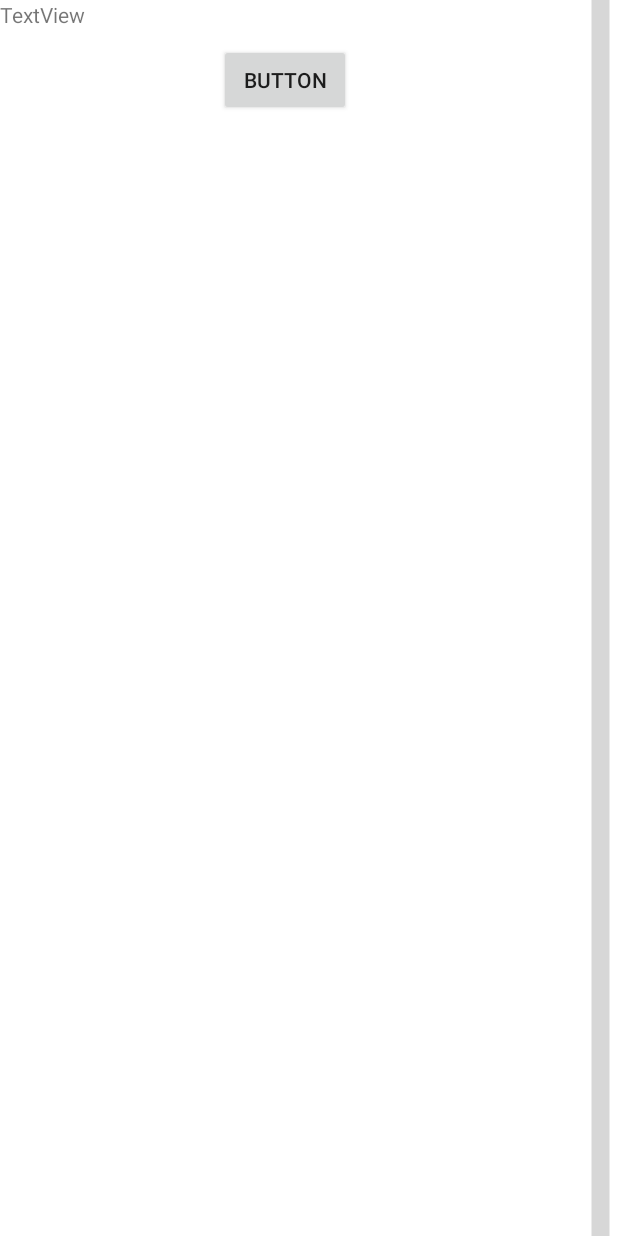
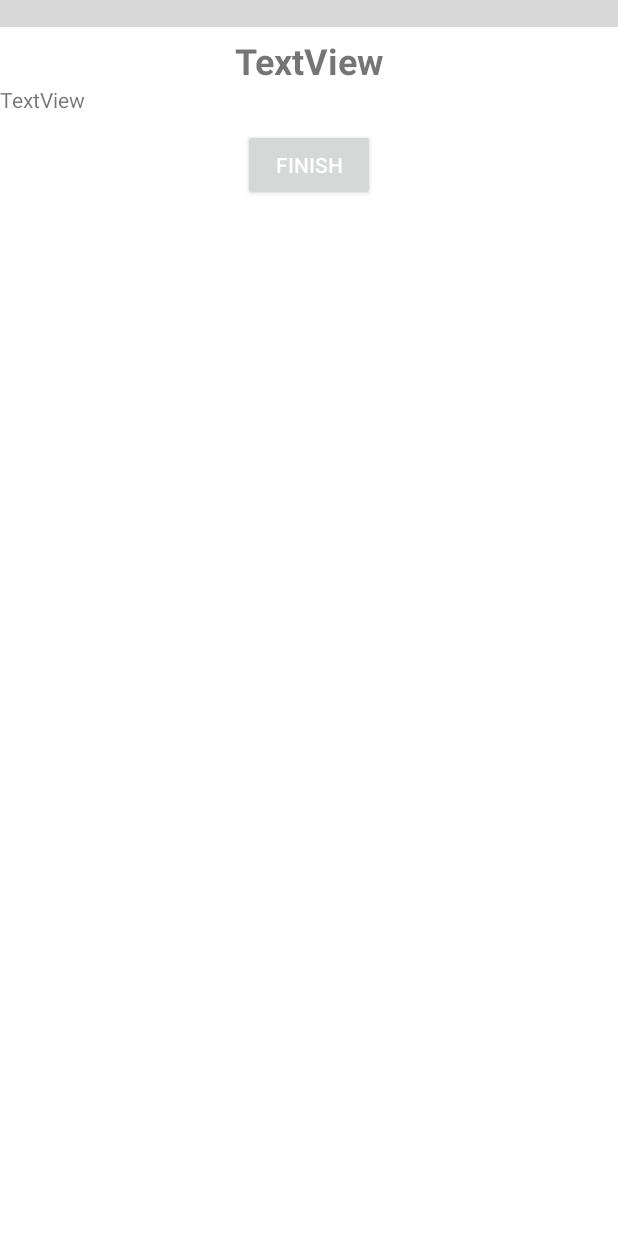
Before and after one commit to NaserSalameh/IP-Imposterless-App, an Android app: the InformationCardActivity screen opened directly, with no data from a screen before it, on a phone screen of 412 x 824 dp. Run offline under Robolectric (Android 15) with nearby library versions, the phone set to English and light mode, and no system bars; 2 statements that could not run were skipped.

Commit message:
Sprint 2: Personal + Information Tab Last Changes: - Fix Progress Bars Scaling - Made Scrolling on Top Sprint progress: - Ordered CIPs - Presented Results - Populated Personal Tab - Created Information Tab UI - Added Information Table and Parsing - Information Tab - On Click Listener - Information Tab - Information Activity

```diff
--- a/app/src/main/java/com/nasersalameh/imposterphenomenoninterventionapp/activities/main/information/InformationCardActivity.java
+++ b/app/src/main/java/com/nasersalameh/imposterphenomenoninterventionapp/activities/main/information/InformationCardActivity.java
@@ -1,11 +1,10 @@
 package com.nasersalameh.imposterphenomenoninterventionapp.activities.main.information;
 
-import android.app.Activity;
-import android.content.Intent;
 import android.os.Build;
 import android.os.Bundle;
-import android.view.View;
+import android.util.DisplayMetrics;
 import android.widget.Button;
+import android.widget.LinearLayout;
 import android.widget.ProgressBar;
 import android.widget.ScrollView;
 import android.widget.TextView;
@@ -24,6 +23,7 @@ public class InformationCardActivity extends FragmentActivity {
     //UI:
     ScrollView informationScrollView;
 
+    TextView informationNameTextView;
     TextView informationCorpusTextView;
 
     Button informationActivityButton;
@@ -48,6 +48,8 @@ public class InformationCardActivity extends FragmentActivity {
 
         informationCorpusTextView = findViewById(R.id.informationCorpusTextView);
 
+        informationNameTextView = findViewById(R.id.informationActivityNameTextView);
+
         informationActivityButton = findViewById(R.id.informationActivityButton);
 
         informationActivityProgressBar = findViewById(R.id.informationProgressBar);
@@ -61,10 +63,16 @@ public class InformationCardActivity extends FragmentActivity {
         //Get information from intent
         this.information = (Information) getIntent().getSerializableExtra("Information");
 
+        //Set Name
+        informationNameTextView.setText(information.getInformationName());
+
         //Set corpus
         informationCorpusTextView.setText(information.getInformationCorpus());
 
-        //Set ProgressBar Scale
+        //Get screen height
+        DisplayMetrics displayMetrics = new DisplayMetrics();
+        getWindowManager().getDefaultDisplay().getMetrics(displayMetrics);
+        double height = displayMetrics.heightPixels;
 
         //Set progress tracking on scroll view
         informationScrollView.setOnScrollChangeListener((v, scrollX, scrollY, oldScrollX, oldScrollY) -> {
@@ -98,6 +106,7 @@ public class InformationCardActivity extends FragmentActivity {
     //In case of destruction, send back progress
     @Override
     protected void onDestroy() {
+        super.onDestroy();
         //set The information's final progress
         information.setProgress(progress);
 
@@ -105,7 +114,5 @@ public class InformationCardActivity extends FragmentActivity {
         updateInformationProgress(information);
 
         finish();
-
-        super.onDestroy();
     }
 }
--- a/app/src/main/java/com/nasersalameh/imposterphenomenoninterventionapp/activities/main/information/InformationCardsAdapter.java
+++ b/app/src/main/java/com/nasersalameh/imposterphenomenoninterventionapp/activities/main/information/InformationCardsAdapter.java
@@ -58,10 +58,8 @@ public class InformationCardsAdapter extends RecyclerView.Adapter<InformationCar
 
         //get progress and  Information progress max
         int progress = informationList.get(index).getProgress();
-        int maxProgress = viewHolder.informationProgress.getMax();
-        int setProgress = (int) (((double) progress / 100.0) * maxProgress);
-        viewHolder.informationProgress.setProgress(setProgress);
 
+        viewHolder.informationProgress.setProgress(progress);
 
         //Set on Click Listener to View Card
         viewHolder.cardView.setOnClickListener(v -> {
@@ -107,8 +105,8 @@ public class InformationCardsAdapter extends RecyclerView.Adapter<InformationCar
             informationProgress = itemView.findViewById(R.id.cardProgressBar);
 
         }
+    }
 
 
 
-    }
 }
--- a/app/src/main/java/com/nasersalameh/imposterphenomenoninterventionapp/activities/main/information/InformationFragment.java
+++ b/app/src/main/java/com/nasersalameh/imposterphenomenoninterventionapp/activities/main/information/InformationFragment.java
@@ -4,6 +4,7 @@ import android.app.Activity;
 import android.icu.text.IDNA;
 import android.os.Build;
 import android.os.Bundle;
+import android.os.Handler;
 import android.provider.ContactsContract;
 import android.view.LayoutInflater;
 import android.view.View;
@@ -75,7 +76,20 @@ public class InformationFragment extends Fragment {
     @RequiresApi(api = Build.VERSION_CODES.N)
     @Override
     public void onResume() {
-        setUpRecyclerView(root);
+
+        //Handler to thread sleep and slow down process
+        Handler handler=new Handler();
+        Runnable r=new Runnable() {
+            public void run() {
+                //what ever you do here will be done after 3 seconds delay.
+                setUpRecyclerView(root);
+            }
+        };
+        handler.postDelayed(r, 500);
+
         super.onResume();
     }
+
+
+
 }
--- a/app/src/main/java/com/nasersalameh/imposterphenomenoninterventionapp/database/InformationData.java
+++ b/app/src/main/java/com/nasersalameh/imposterphenomenoninterventionapp/database/InformationData.java
@@ -75,7 +75,6 @@ public class InformationData {
 
                 long insertResult = db.update(INFORMATION_TABLE,cv, "INFORMATION_NAME = ?", new String[]{informationName});
 
-
                 if(insertResult == -1)
                     return false;
                 else
@@ -87,7 +86,6 @@ public class InformationData {
             e.printStackTrace();
         }
 
-        db.close();
         return false;
     }
 
--- a/app/src/main/res/layout/fragment_information_activity.xml
+++ b/app/src/main/res/layout/fragment_information_activity.xml
@@ -6,17 +6,36 @@
     android:layout_width="match_parent"
     android:layout_height="match_parent">
 
+    <ProgressBar
+        android:id="@+id/informationProgressBar"
+        style="?android:attr/progressBarStyleHorizontal"
+        android:layout_width="match_parent"
+        android:layout_height="wrap_content"
+        android:scaleY="5"
+        app:layout_constraintStart_toStartOf="parent"
+        app:layout_constraintTop_toTopOf="parent" />
+
     <ScrollView
         android:id="@+id/informationActivityScrollView"
         android:layout_width="match_parent"
         android:layout_height="match_parent"
-        app:layout_constraintStart_toStartOf="parent"
+        android:layout_marginTop="24dp"
+        app:layout_constraintStart_toStartOf="@id/informationProgressBar"
         app:layout_constraintTop_toTopOf="parent">
 
         <LinearLayout
-            android:layout_width="380dp"
+            android:layout_width="match_parent"
             android:layout_height="wrap_content"
             android:orientation="vertical">
+
+            <TextView
+                android:id="@+id/informationActivityNameTextView"
+                android:layout_width="match_parent"
+                android:layout_height="wrap_content"
+                android:text="TextView"
+                android:textAlignment="center"
+                android:textSize="24sp"
+                android:textStyle="bold" />
 
             <TextView
                 android:id="@+id/informationCorpusTextView"
@@ -36,7 +55,9 @@
                     android:layout_marginTop="10dp"
                     android:layout_marginEnd="140dp"
                     android:layout_marginBottom="10dp"
-                    android:text="Button"
+                    android:text="Finish"
+                    android:textColor="@android:color/white"
+                    app:iconTint="#4A148C"
                     app:layout_constraintBottom_toBottomOf="parent"
                     app:layout_constraintEnd_toEndOf="parent"
                     app:layout_constraintStart_toStartOf="parent"
@@ -45,15 +66,4 @@
         </LinearLayout>
     </ScrollView>
 
-    <ProgressBar
-        android:id="@+id/informationProgressBar"
-        style="?android:attr/progressBarStyleHorizontal"
-        android:layout_width="23dp"
-        android:layout_height="1076dp"
-        android:rotation="90"
-        android:scaleX="50"
-        android:scaleY="3"
-        app:layout_constraintEnd_toEndOf="parent"
-        app:layout_constraintTop_toTopOf="parent" />
-
 </androidx.constraintlayout.widget.ConstraintLayout>
--- a/app/src/main/res/values/dimens.xml
+++ b/app/src/main/res/values/dimens.xml
@@ -5,4 +5,10 @@
     <dimen name="nav_header_vertical_spacing">8dp</dimen>
     <dimen name="nav_header_height">176dp</dimen>
     <dimen name="fab_margin">16dp</dimen>
+
+
+    <!-- Dimensions for screen sizes, to be programatically set    -->
+    <dimen name="screen_height">500dp</dimen>
+    <dimen name="screen_width">160dp</dimen>
+
 </resources>
```
